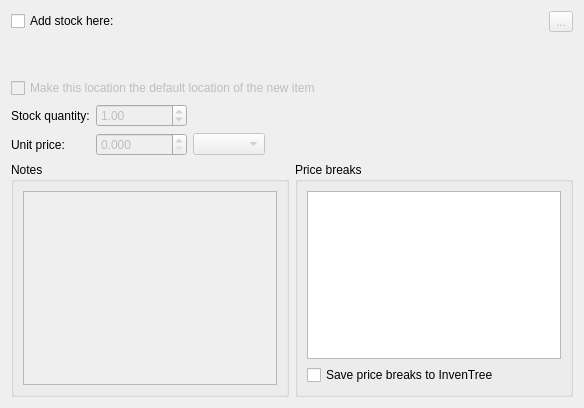
Qt form wizard/wizardpagestockandpricing.ui (martonmiklos/qntree) before a commit.
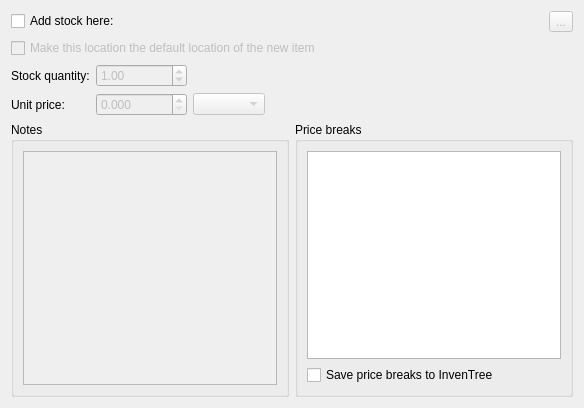
The same form after that commit.

```diff
--- a/wizard/wizardpagestockandpricing.ui
+++ b/wizard/wizardpagestockandpricing.ui
@@ -119,7 +119,7 @@
    <item row="1" column="0" colspan="6">
     <layout class="QHBoxLayout" name="horizontalLayout">
      <property name="bottomMargin">
-      <number>40</number>
+      <number>0</number>
      </property>
      <item>
       <widget class="QCheckBox" name="checkBoxCreateStock">
```
Left out of the diff: 2 changed lines with no effect on the pictures.
